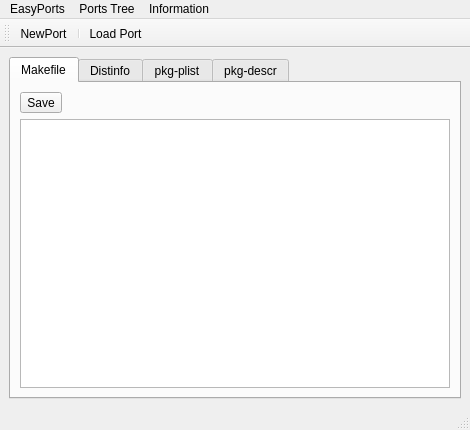
Above: EasyPort/mainUI.ui from pcbsd/pcbsd-projects before the change. Below: the same form after it.
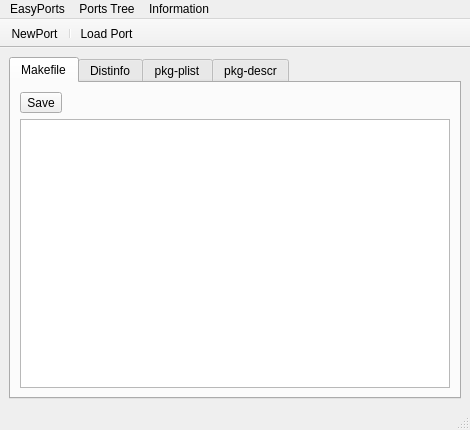
That is the form after the change. Icons and pictures are not drawn.

What changed in the file:
```diff
--- a/EasyPort/mainUI.ui
+++ b/EasyPort/mainUI.ui
@@ -307,6 +307,12 @@
    <property name="statusTip">
     <string>Create a new FreeBSD port</string>
    </property>
+   <property name="movable">
+    <bool>false</bool>
+   </property>
+   <property name="floatable">
+    <bool>false</bool>
+   </property>
    <attribute name="toolBarArea">
     <enum>TopToolBarArea</enum>
    </attribute>
```
